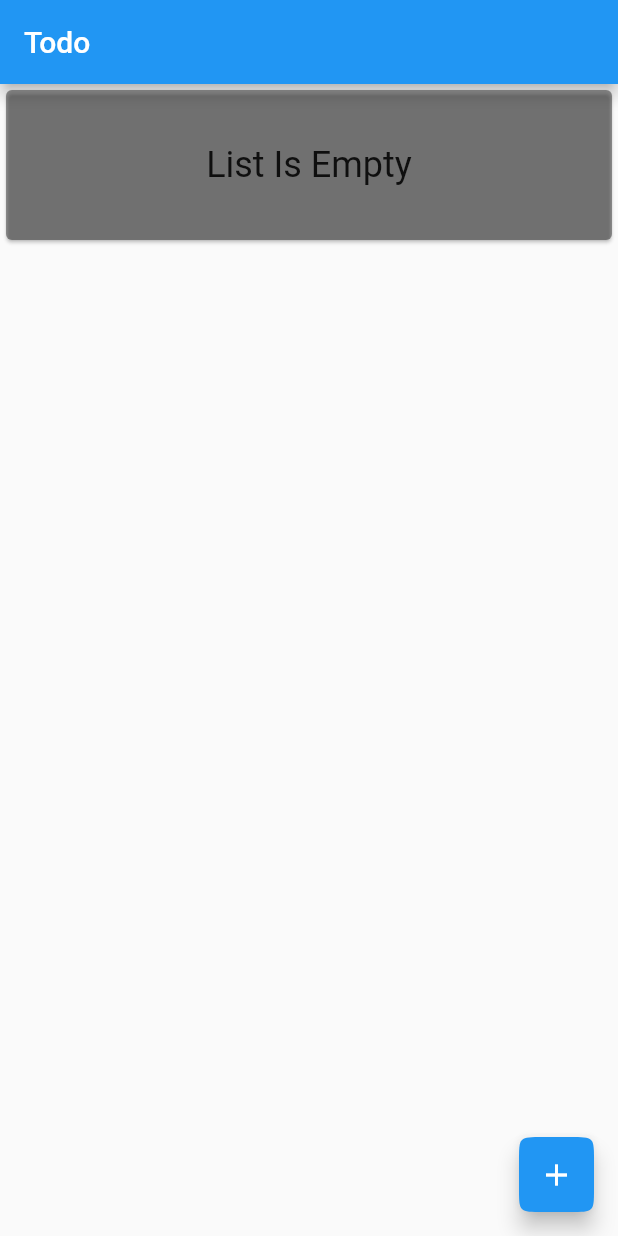
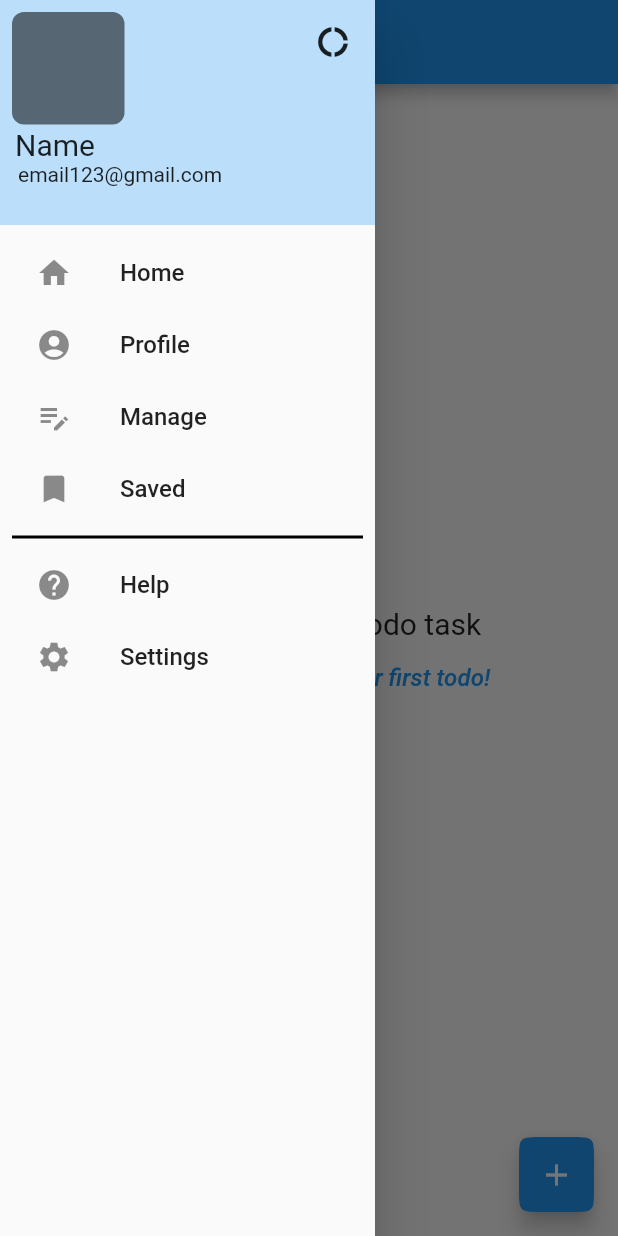
Before and after one commit to JonathanAmirSalinas/todo_app, a Flutter app: the screen it shows after launch, with the side drawer open (before the commit the screen has no drawer), on a phone screen of 412 x 824 dp. Run offline on Flutter 3.47's test engine with Material 2 defaults, Android fonts, the phone set to English and light mode, and no system bars; our stand-ins replace sqflite; accounts and stored records are empty.

Commit message:
UI improvments

```diff
--- a/lib/main.dart
+++ b/lib/main.dart
@@ -1,5 +1,6 @@
 import 'package:flutter/material.dart';
 import 'package:provider/provider.dart';
+import 'package:todo_app/pages/home_page.dart';
 import 'package:todo_app/providers/todo_provider.dart';
 import 'package:todo_app/router/app_router.dart';
 
@@ -25,6 +26,7 @@ class MyApp extends StatelessWidget {
       theme: ThemeData(
         primarySwatch: Colors.blue,
       ),
+      home: const HomePage(),
       initialRoute: '/',
       onGenerateRoute: _appRouter.onGenerateRoute,
     );
--- a/lib/models/todo_model.dart
+++ b/lib/models/todo_model.dart
@@ -1,12 +1,12 @@
 // ToDo Object
 class Todo {
-  final int? id;
+  final String id;
   final String title;
   final String body;
   final String date;
 
   Todo({
-    this.id,
+    required this.id,
     required this.title,
     required this.body,
     required this.date,
--- a/lib/pages/create_todo_page.dart
+++ b/lib/pages/create_todo_page.dart
@@ -2,6 +2,7 @@ import 'package:flutter/material.dart';
 import 'package:provider/provider.dart';
 import 'package:todo_app/models/todo_model.dart';
 import 'package:todo_app/providers/todo_provider.dart';
+import 'package:uuid/uuid.dart';
 
 class CreateTodoPage extends StatefulWidget {
   const CreateTodoPage({super.key});
@@ -98,6 +99,7 @@ class _CreateTodoPageState extends State<CreateTodoPage> {
           floatingActionButton: FloatingActionButton.extended(
               onPressed: () {
                 todoProvider.addTodo(Todo(
+                  id: const Uuid().v1(),
                   title: titleController.text,
                   body: bodyController.text,
                   date: date,
--- a/lib/pages/home_page.dart
+++ b/lib/pages/home_page.dart
@@ -1,6 +1,9 @@
 import 'package:flutter/material.dart';
 import 'package:provider/provider.dart';
+import 'package:todo_app/models/todo_model.dart';
 import 'package:todo_app/providers/todo_provider.dart';
+import 'package:todo_app/widgets/main_drawer_widget.dart';
+import 'package:uuid/uuid.dart';
 
 class HomePage extends StatefulWidget {
   const HomePage({super.key});
@@ -10,6 +13,12 @@ class HomePage extends StatefulWidget {
 }
 
 class _HomePageState extends State<HomePage> {
+  TextEditingController titleController = TextEditingController();
+  TextEditingController descriptionController = TextEditingController();
+  String date =
+      '${DateTime.now().month}/${DateTime.now().day}/${DateTime.now().year}';
+
+  bool cbValue = false;
   late bool isLoading;
   int index = 0;
 
@@ -19,6 +28,7 @@ class _HomePageState extends State<HomePage> {
     super.initState();
   }
 
+  // Gets Todo List for Database
   getTodoList() async {
     setState(() {
       isLoading = true;
@@ -34,53 +44,182 @@ class _HomePageState extends State<HomePage> {
     });
   }
 
+  // Shows Bottom Sheet
+  void _addTodo(BuildContext context) {
+    showModalBottomSheet(
+        context: context,
+        builder: (context) {
+          TodoProvider todoProvider = Provider.of(context);
+          return FractionallySizedBox(
+            heightFactor: 1.5,
+            child: SingleChildScrollView(
+              child: Container(
+                padding: EdgeInsets.only(
+                    bottom: MediaQuery.of(context).viewInsets.bottom),
+                decoration: const BoxDecoration(
+                    borderRadius: BorderRadius.all(Radius.circular(12)),
+                    color: Colors.white),
+                child: Column(
+                  crossAxisAlignment: CrossAxisAlignment.start,
+                  children: [
+                    Padding(
+                      padding: const EdgeInsets.symmetric(
+                          horizontal: 16, vertical: 8),
+                      child: Text(
+                        'Add New Todo',
+                        style: TextStyle(
+                            fontSize: Theme.of(context)
+                                .textTheme
+                                .titleLarge!
+                                .fontSize),
+                      ),
+                    ),
+                    const Divider(
+                      thickness: 4,
+                      color: Colors.blue,
+                    ),
+                    Padding(
+                      padding: const EdgeInsets.symmetric(vertical: 4),
+                      child: Container(
+                        height: 40,
+                        margin: const EdgeInsets.symmetric(horizontal: 4),
+                        padding: const EdgeInsets.all(8),
+                        alignment: Alignment.centerLeft,
+                        decoration: BoxDecoration(
+                          border: Border.all(),
+                          borderRadius:
+                              const BorderRadius.all(Radius.circular(4)),
+                        ),
+                        child: TextField(
+                          key: const Key('add-title'),
+                          controller: titleController,
+                          autofocus: true,
+                          decoration: const InputDecoration.collapsed(
+                              hintText: 'Title'),
+                        ),
+                      ),
+                    ),
+                    Container(
+                      height: 120,
+                      margin: const EdgeInsets.symmetric(horizontal: 4),
+                      padding: const EdgeInsets.all(8),
+                      alignment: Alignment.topLeft,
+                      decoration: BoxDecoration(
+                          border: Border.all(),
+                          borderRadius:
+                              const BorderRadius.all(Radius.circular(4)),
+                          color: Theme.of(context).cardColor),
+                      child: TextField(
+                        key: const Key('add-description'),
+                        controller: descriptionController,
+                        maxLines: 4,
+                        decoration: const InputDecoration.collapsed(
+                            hintText: 'Description'),
+                      ),
+                    ),
+                    Container(
+                      width: double.infinity,
+                      margin: const EdgeInsets.all(4),
+                      alignment: Alignment.centerRight,
+                      child: TextButton.icon(
+                        key: const Key('add-todo'),
+                        onPressed: () {
+                          // Adds Todo to Database
+                          todoProvider.addTodo(Todo(
+                            id: const Uuid().v1(),
+                            title: titleController.text,
+                            body: descriptionController.text,
+                            date: date,
+                          ));
+                          // Clears Submitted Textfield Data
+                          titleController.clear();
+                          descriptionController.clear();
+                          Navigator.of(context).pop();
+                        },
+                        icon: const Icon(Icons.add),
+                        label: Text(
+                          'Add Todo',
+                          style: TextStyle(
+                              fontSize: Theme.of(context)
+                                  .textTheme
+                                  .titleMedium!
+                                  .fontSize),
+                        ),
+                      ),
+                    )
+                  ],
+                ),
+              ),
+            ),
+          );
+        });
+  }
+
   @override
   Widget build(BuildContext context) {
     TodoProvider todoProvider = Provider.of(context);
     return isLoading
         ? const CircularProgressIndicator()
-        : Scaffold(
+        : SafeArea(
+            child: Scaffold(
+              drawer: const MainDrawer(),
               appBar: AppBar(
-              title: const Text("Todo"),
+                key: const Key('Home Appbar'),
+                title: const Text('Todo'),
+                leading: Builder(builder: (context) {
+                  return IconButton(
+                      onPressed: () {
+                        Scaffold.of(context).openDrawer();
+                      },
+                      icon: const Icon(Icons.menu));
+                }),
               ),
-            body: SingleChildScrollView(
-              child: SingleChildScrollView(
+              body: todoProvider.getTodoList.isEmpty
+                  ? Center(
                       child: Column(
+                        mainAxisAlignment: MainAxisAlignment.center,
                         children: [
-                  todoProvider.getTodoList.isEmpty
-                      ? Card(
-                          color: Theme.of(context).disabledColor,
-                          child: Container(
-                            height: 100,
-                            width: double.infinity,
-                            alignment: Alignment.center,
-                            child: Text(
-                              "List Is Empty",
+                          Text(
+                            'Create your first todo task',
                             style: TextStyle(
                                 fontSize: Theme.of(context)
                                     .textTheme
-                                      .headlineSmall!
+                                    .titleLarge!
                                     .fontSize),
                           ),
+                          TextButton(
+                              onPressed: () {
+                                _addTodo(context);
+                              },
+                              child: Text(
+                                'Click here to create your first todo!',
+                                style: TextStyle(
+                                    fontStyle: FontStyle.italic,
+                                    fontSize: Theme.of(context)
+                                        .textTheme
+                                        .titleMedium!
+                                        .fontSize),
+                              ))
+                        ],
                       ),
                     )
                   : SizedBox(
-                          height: 800,
+                      height: MediaQuery.of(context).size.height,
                       child: ListView.builder(
+                          physics: const BouncingScrollPhysics(),
+                          // Wont go scroll to very bottom
+                          padding: const EdgeInsets.only(bottom: 100),
                           itemCount: todoProvider.getTodoList.length,
                           itemBuilder: (context, index) {
-                                return buildTodoCard(index);
+                            return buildTodoTile(index);
                           }),
-                        ),
-                ],
-              )),
                     ),
               floatingActionButton: SizedBox(
                 height: 50,
                 width: 50,
                 child: FloatingActionButton(
                   onPressed: () {
-                  Navigator.of(context).pushNamed('/createtodo');
+                    _addTodo(context);
                   },
                   shape: ContinuousRectangleBorder(
                       borderRadius: BorderRadius.circular(16)),
@@ -88,61 +227,60 @@ class _HomePageState extends State<HomePage> {
                   child: const Icon(Icons.add),
                 ),
               ),
+            ),
           );
   }
 
-  buildTodoCard(int index) {
+  // Builds Todo Card
+  buildTodoTile(int index) {
     TodoProvider todoProvider = Provider.of(context);
-    return Padding(
-      padding: const EdgeInsets.all(4.0),
-      child: Column(
-        children: [
-          Card(
-            color: Colors.grey,
-            child: Column(
+    return Card(
+        child: ExpansionTile(
+      leading: Checkbox(
+        value: cbValue,
+        onChanged: (value) {
+          setState(() {
+            cbValue = value!;
+          });
+        },
+      ),
+      title: Text(
+        todoProvider.getTodoList[index].title,
+        style: TextStyle(
+          fontSize: Theme.of(context).textTheme.titleLarge!.fontSize,
+        ),
+      ),
       children: [
         Container(
           width: double.infinity,
-                  padding: const EdgeInsets.all(4),
-                  decoration: const BoxDecoration(
-                      borderRadius: BorderRadius.only(
-                          topLeft: Radius.circular(8),
-                          topRight: Radius.circular(8)),
-                      color: Colors.blue),
-                  child: Text(
-                    todoProvider.getTodoList[index].title,
-                    overflow: TextOverflow.visible,
+          padding: const EdgeInsets.symmetric(horizontal: 16, vertical: 8),
+          decoration: const BoxDecoration(border: Border(top: BorderSide())),
+          child: Column(
+            mainAxisAlignment: MainAxisAlignment.start,
+            crossAxisAlignment: CrossAxisAlignment.start,
+            children: [
+              Text(
+                'Todo:',
                 style: TextStyle(
-                        fontSize: Theme.of(context)
-                            .textTheme
-                            .headlineSmall!
-                            .fontSize),
+                  color: Colors.black45,
+                  fontStyle: FontStyle.italic,
+                  fontSize: Theme.of(context).textTheme.labelMedium!.fontSize,
                 ),
               ),
-                Container(
-                  width: double.infinity,
-                  padding:
-                      const EdgeInsets.symmetric(horizontal: 16, vertical: 4),
-                  decoration: const BoxDecoration(
-                      borderRadius: BorderRadius.all(Radius.circular(8))),
+              Padding(
+                padding: const EdgeInsets.only(left: 8),
                 child: Text(
                   todoProvider.getTodoList[index].body,
                   overflow: TextOverflow.visible,
                   style: TextStyle(
                       fontSize:
-                            Theme.of(context).textTheme.titleLarge!.fontSize),
+                          Theme.of(context).textTheme.titleMedium!.fontSize),
                 ),
               ),
             ],
           ),
         ),
-          Container(
-            alignment: Alignment.centerLeft,
-            padding: const EdgeInsets.symmetric(horizontal: 8),
-            child: Text(todoProvider.getTodoList[index].date),
-          ),
       ],
-      ),
-    );
+    ));
   }
-}
+} ////
--- a/lib/pages/todo_page.dart
+++ b/lib/pages/todo_page.dart
@@ -2,8 +2,8 @@
 import 'package:flutter/material.dart';
 
 class TodoPage extends StatefulWidget {
-  int index;
-  TodoPage({
+  final int index;
+  const TodoPage({
     Key? key,
     required this.index,
   }) : super(key: key);
--- a/lib/providers/todo_provider.dart
+++ b/lib/providers/todo_provider.dart
@@ -27,7 +27,13 @@ class TodoProvider extends ChangeNotifier {
 
   // Deletes Todo object to the database
   Future<void> deleteTodo(Todo todo) async {
-    await DBServices.deleteTodo(todo);
+    try {
+      await DBServices.deleteTodo(todo);
+      _todo.remove(todo);
+    } on Exception catch (e) {
+      print(e);
+    }
+
     notifyListeners();
   }
 }
--- a/lib/services/db_services.dart
+++ b/lib/services/db_services.dart
@@ -10,7 +10,7 @@ class DBServices {
     return openDatabase(join(await getDatabasesPath(), _dbName),
         onCreate: (db, version) {
       return db.execute(
-          'Create Table Todo(id INTERGER PRIMARY KEY , title TEXT NOT NULL, body TEXT NOT NULL, date TEXT NOT NULL);');
+          'Create Table Todo(id TEXT NOT NULL , title TEXT NOT NULL, body TEXT NOT NULL, date TEXT NOT NULL);');
     }, version: _dbVersion);
   }
 
--- /dev/null
+++ b/lib/widgets/main_drawer_widget.dart
@@ -0,0 +1,153 @@
+import 'package:flutter/material.dart';
+
+class MainDrawer extends StatelessWidget {
+  const MainDrawer({super.key});
+
+  @override
+  Widget build(BuildContext context) {
+    return Drawer(
+        width: 250,
+        child: Column(
+          children: [
+            buildDrawerHeader(context),
+            Expanded(child: buildDrawerBody(context))
+          ],
+        ));
+  }
+
+  buildDrawerHeader(BuildContext context) {
+    return Container(
+      height: 150,
+      width: double.infinity,
+      padding: const EdgeInsets.all(8),
+      color: Colors.blue[100],
+      child: Column(
+        mainAxisAlignment: MainAxisAlignment.start,
+        crossAxisAlignment: CrossAxisAlignment.start,
+        children: [
+          Row(
+            mainAxisAlignment: MainAxisAlignment.spaceBetween,
+            crossAxisAlignment: CrossAxisAlignment.start,
+            children: [
+              Container(
+                height: 75,
+                width: 75,
+                decoration: const BoxDecoration(
+                    borderRadius: BorderRadius.all(Radius.circular(8)),
+                    color: Colors.black54),
+              ),
+              IconButton(
+                  onPressed: () {},
+                  constraints: const BoxConstraints(),
+                  icon: const Icon(Icons.donut_large_outlined)),
+            ],
+          ),
+          Padding(
+            padding: const EdgeInsets.fromLTRB(2, 2, 0, 0),
+            child: Text(
+              'Name',
+              style: TextStyle(
+                  fontSize: Theme.of(context).textTheme.titleLarge!.fontSize),
+            ),
+          ),
+          Padding(
+            padding: const EdgeInsets.only(left: 4),
+            child: Text(
+              'email123@gmail.com',
+              style: TextStyle(
+                  fontSize: Theme.of(context).textTheme.titleSmall!.fontSize),
+            ),
+          )
+        ],
+      ),
+    );
+  }
+
+  buildDrawerBody(BuildContext context) {
+    return Padding(
+      padding: const EdgeInsets.all(8.0),
+      child: Column(
+        children: [
+          ListTile(
+            onTap: () {},
+            dense: true,
+            shape: const ContinuousRectangleBorder(
+                borderRadius: BorderRadius.all(Radius.circular(16))),
+            leading: const Icon(Icons.home),
+            title: Text(
+              'Home',
+              style: TextStyle(
+                  fontSize: Theme.of(context).textTheme.titleMedium!.fontSize),
+            ),
+          ),
+          ListTile(
+            onTap: () {},
+            dense: true,
+            shape: const ContinuousRectangleBorder(
+                borderRadius: BorderRadius.all(Radius.circular(16))),
+            leading: const Icon(Icons.account_circle),
+            title: Text(
+              'Profile',
+              style: TextStyle(
+                  fontSize: Theme.of(context).textTheme.titleMedium!.fontSize),
+            ),
+          ),
+          ListTile(
+            onTap: () {},
+            dense: true,
+            shape: const ContinuousRectangleBorder(
+                borderRadius: BorderRadius.all(Radius.circular(16))),
+            leading: const Icon(
+              Icons.edit_note_sharp,
+            ),
+            title: Text(
+              'Manage',
+              style: TextStyle(
+                  fontSize: Theme.of(context).textTheme.titleMedium!.fontSize),
+            ),
+          ),
+          ListTile(
+            onTap: () {},
+            dense: true,
+            shape: const ContinuousRectangleBorder(
+                borderRadius: BorderRadius.all(Radius.circular(16))),
+            leading: const Icon(Icons.bookmark_outlined),
+            title: Text(
+              'Saved',
+              style: TextStyle(
+                  fontSize: Theme.of(context).textTheme.titleMedium!.fontSize),
+            ),
+          ),
+          const Divider(
+            thickness: 2,
+            color: Colors.black,
+          ),
+          ListTile(
+            onTap: () {},
+            dense: true,
+            shape: const ContinuousRectangleBorder(
+                borderRadius: BorderRadius.all(Radius.circular(16))),
+            leading: const Icon(Icons.help),
+            title: Text(
+              'Help',
+              style: TextStyle(
+                  fontSize: Theme.of(context).textTheme.titleMedium!.fontSize),
+            ),
+          ),
+          ListTile(
+            onTap: () {},
+            dense: true,
+            shape: const ContinuousRectangleBorder(
+                borderRadius: BorderRadius.all(Radius.circular(16))),
+            leading: const Icon(Icons.settings),
+            title: Text(
+              'Settings',
+              style: TextStyle(
+                  fontSize: Theme.of(context).textTheme.titleMedium!.fontSize),
+            ),
+          ),
+        ],
+      ),
+    );
+  }
+}
--- a/pubspec.yaml
+++ b/pubspec.yaml
@@ -36,6 +36,7 @@ dependencies:
   sqflite: ^2.2.2
   time: ^2.1.3
   timeago: ^3.4.0
+  uuid: ^3.0.6
 
 
   # The following adds the Cupertino Icons font to your application.
```
Also changed, not shown: pubspec.lock, 4 other files. Lines whose indentation alone changed are shown as unchanged.
